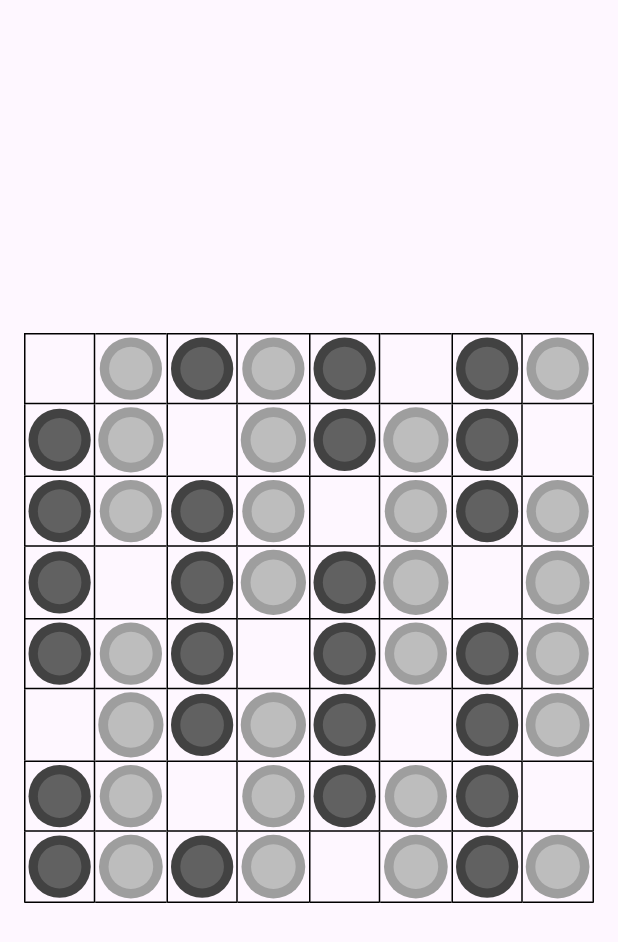
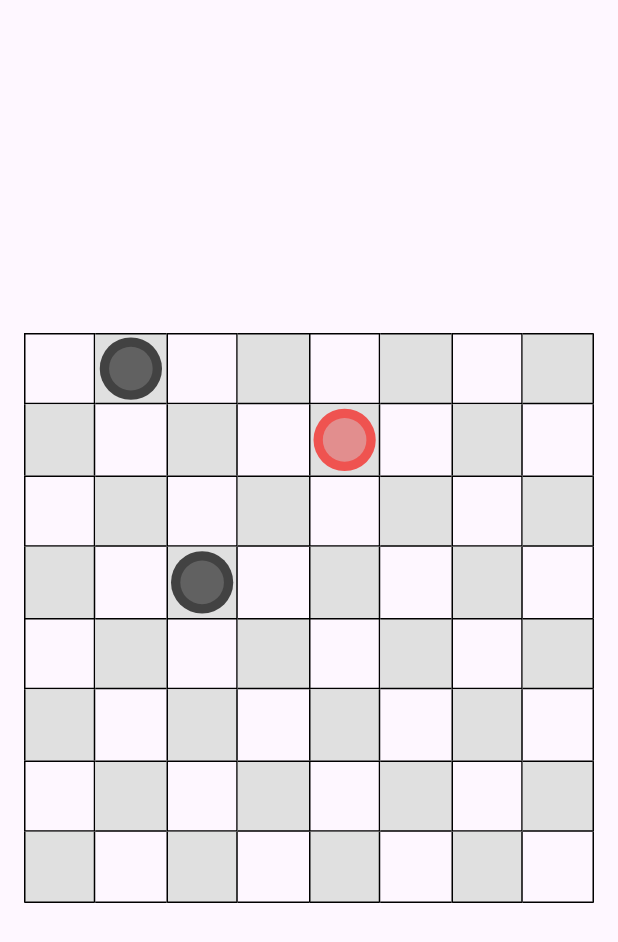
Before and after one commit to kathalie/checkers, a Flutter app: the screen it shows after launch, on a phone screen of 412 x 824 dp. Shown: the top 942 px of the screen. Run offline on Flutter 3.47's test engine with Material 3 defaults, Android fonts, the phone set to English and light mode, and no system bars; our stand-ins replace flutter_svg.

Commit message:
Composed a `Board` object in the `BoardWidget`
Implemented Board equality and hashCode

```diff
--- a/checkers_front/lib/src/application/board/board_impl.dart
+++ b/checkers_front/lib/src/application/board/board_impl.dart
@@ -1,3 +1,5 @@
+import 'package:collection/collection.dart';
+
 import '../../domain/typedefs.dart';
 import '../checker.dart';
 import 'board.dart';
@@ -6,9 +8,9 @@ import 'board_mixin.dart';
 abstract class _BoardImpl implements Board {}
 
 class BoardImpl extends _BoardImpl with BoardMixin {
-  final List<List<Checker?>> field;
+  final List<List<Checker?>> _field;
 
-  BoardImpl(this.field);
+  BoardImpl(this._field);
 
   @override
   Checker? operator [](Position pos) {
@@ -16,7 +18,7 @@ class BoardImpl extends _BoardImpl with BoardMixin {
 
     final (row, col) = pos;
 
-    return field[row][col];
+    return _field[row][col];
   }
 
   @override
@@ -25,7 +27,7 @@ class BoardImpl extends _BoardImpl with BoardMixin {
 
     final (row, col) = pos;
 
-    field[row][col] = checker;
+    _field[row][col] = checker;
   }
 
   void _validatePosition(Position pos) {
@@ -33,4 +35,14 @@ class BoardImpl extends _BoardImpl with BoardMixin {
       throw StateError('Tried accessing an invalid position $pos');
     }
   }
+
+  @override
+  bool operator ==(Object other) =>
+      identical(this, other) ||
+      other is BoardImpl &&
+          runtimeType == other.runtimeType &&
+          const ListEquality(DeepCollectionEquality()).equals(_field, other._field);
+
+  @override
+  int get hashCode => _field.hashCode;
 }
--- a/checkers_front/lib/src/application/checker.dart
+++ b/checkers_front/lib/src/application/checker.dart
@@ -24,4 +24,15 @@ class Checker {
         .map((dir) => add(vector: dir, toPosition: pos))
         .where(board.isValidPosition);
   }
+
+  @override
+  bool operator ==(Object other) =>
+      identical(this, other) ||
+      other is Checker &&
+          runtimeType == other.runtimeType &&
+          color == other.color &&
+          isKing == other.isKing;
+
+  @override
+  int get hashCode => color.hashCode ^ isKing.hashCode;
 }
--- a/checkers_front/lib/src/domain/constraints/checker_color.dart
+++ b/checkers_front/lib/src/domain/constraints/checker_color.dart
@@ -1 +1,13 @@
-enum CheckerColor { white, black }
+import 'package:flutter/material.dart';
+
+import '../../presentation/visuals.dart';
+
+enum CheckerColor {
+  white(whitePieceColors),
+  black(blackPieceColors);
+
+  /// (Outer, inner) colors of a checker.
+  final (Color, Color) displayColors;
+
+  const CheckerColor(this.displayColors);
+}
--- a/checkers_front/lib/src/presentation/main_page.dart
+++ b/checkers_front/lib/src/presentation/main_page.dart
@@ -1,5 +1,8 @@
 import 'package:flutter/material.dart';
 
+import '../application/board/board_impl.dart';
+import '../application/checker.dart';
+import '../domain/constraints/checker_color.dart';
 import 'widgets/board_widget.dart';
 
 class MainPage extends StatelessWidget {
@@ -7,11 +10,22 @@ class MainPage extends StatelessWidget {
 
   @override
   Widget build(BuildContext context) {
-    return const Scaffold(
+    return Scaffold(
       body: SafeArea(
-        minimum: EdgeInsets.all(16),
+        minimum: const EdgeInsets.all(16),
         child: Center(
-          child: BoardWidget(),
+          child: BoardWidget(
+            board: BoardImpl(<List<Checker?>>[
+              [null, const Checker(color: CheckerColor.black), null, null, null, null, null, null],
+              [null, null, null, null, const Checker(color: CheckerColor.white), null, null, null],
+              [null, null, null, null, null, null, null, null],
+              [null, null, const Checker(color: CheckerColor.black), null, null, null, null, null],
+              [null, null, null, null, null, null, null, null],
+              [null, null, null, null, null, null, null, null],
+              [null, null, null, null, null, null, null, null],
+              [null, null, null, null, null, null, null, null],
+            ]),
+          ),
         ),
       ),
     );
--- /dev/null
+++ b/checkers_front/lib/src/presentation/visuals.dart
@@ -0,0 +1,5 @@
+import 'package:flutter/material.dart';
+
+const blackCellColor = Color(0xffe0e0e0);
+const whitePieceColors = (Color(0xffef5350), Color(0xffe28e8e));
+const blackPieceColors = (Color(0xff424242), Color(0xff616161));
--- a/checkers_front/lib/src/presentation/widgets/board_widget.dart
+++ b/checkers_front/lib/src/presentation/widgets/board_widget.dart
@@ -1,13 +1,17 @@
 import 'package:flutter/material.dart';
 
+import '../../application/board/board.dart';
 import '../../application/checker.dart';
 import '../../domain/constants.dart';
-import '../../domain/constraints/checker_color.dart';
+import '../../domain/typedefs.dart';
 import '../../util/coordinates_transform.dart';
+import '../visuals.dart';
 import 'checker_widget.dart';
 
 class BoardWidget extends StatelessWidget {
-  const BoardWidget({super.key});
+  final Board board;
+
+  const BoardWidget({required this.board, super.key});
 
   @override
   Widget build(BuildContext context) {
@@ -18,15 +22,7 @@ class BoardWidget extends StatelessWidget {
         crossAxisCount: 8,
         children: List.generate(
           8 * 8,
-          (index) => BoardCell(
-            position: flatToPosition(index),
-            pieceContained: index % 5 == 0
-                ? null
-                : Checker(
-                    color: index.isEven ? CheckerColor.black : CheckerColor.white,
-                    isKing: false,
-                  ),
-          ),
+          (index) => BoardCell.fromBoard(board, position: flatToPosition(index)),
         ),
       ),
     );
@@ -42,6 +38,9 @@ class BoardCell extends StatelessWidget {
     this.pieceContained,
     super.key,
   });
+
+  static BoardCell fromBoard(Board board, {required Position position}) =>
+      BoardCell(position: position, pieceContained: board[position]);
 
   Border get border {
     const side = BorderSide();
@@ -60,11 +59,15 @@ class BoardCell extends StatelessWidget {
   @override
   Widget build(BuildContext context) {
     final pieceContained = this.pieceContained;
+    final isBlackCell = position.$1.isOdd ? position.$2.isEven : position.$2.isOdd;
 
     return AspectRatio(
       aspectRatio: 1 / 1,
       child: Container(
-        decoration: BoxDecoration(border: border),
+        decoration: BoxDecoration(
+          border: border,
+          color: isBlackCell ? blackCellColor : null,
+        ),
         child: pieceContained != null
             ? Center(
                 child: CheckerWidget(
--- a/checkers_front/lib/src/presentation/widgets/checker_widget.dart
+++ b/checkers_front/lib/src/presentation/widgets/checker_widget.dart
@@ -3,7 +3,6 @@ import 'package:flutter_svg/flutter_svg.dart';
 
 import '../../application/checker.dart';
 import '../../domain/constants.dart';
-import '../../domain/constraints/checker_color.dart';
 
 class CheckerWidget extends StatelessWidget {
   final Checker checker;
@@ -18,10 +17,7 @@ class CheckerWidget extends StatelessWidget {
     const outerPiecePadding = EdgeInsets.all(2);
     const innerPieceFraction = 0.7;
 
-    final (outerColor!, innerColor!) = switch (checker.color) {
-      CheckerColor.black => (Colors.grey[800], Colors.grey[700]),
-      CheckerColor.white => (Colors.grey[500], Colors.grey[400]),
-    };
+    final (outerColor, innerColor) = checker.color.displayColors;
 
     return AspectRatio(
       aspectRatio: 1 / 1,
--- a/checkers_front/pubspec.yaml
+++ b/checkers_front/pubspec.yaml
@@ -36,6 +36,7 @@ dependencies:
   # Use with the CupertinoIcons class for iOS style icons.
   cupertino_icons: ^1.0.2
   flutter_svg: ^2.0.10+1
+  collection: ^1.17.2
 
 dev_dependencies:
   flutter_test:
```
Also changed, not shown: checkers_front/pubspec.lock.
